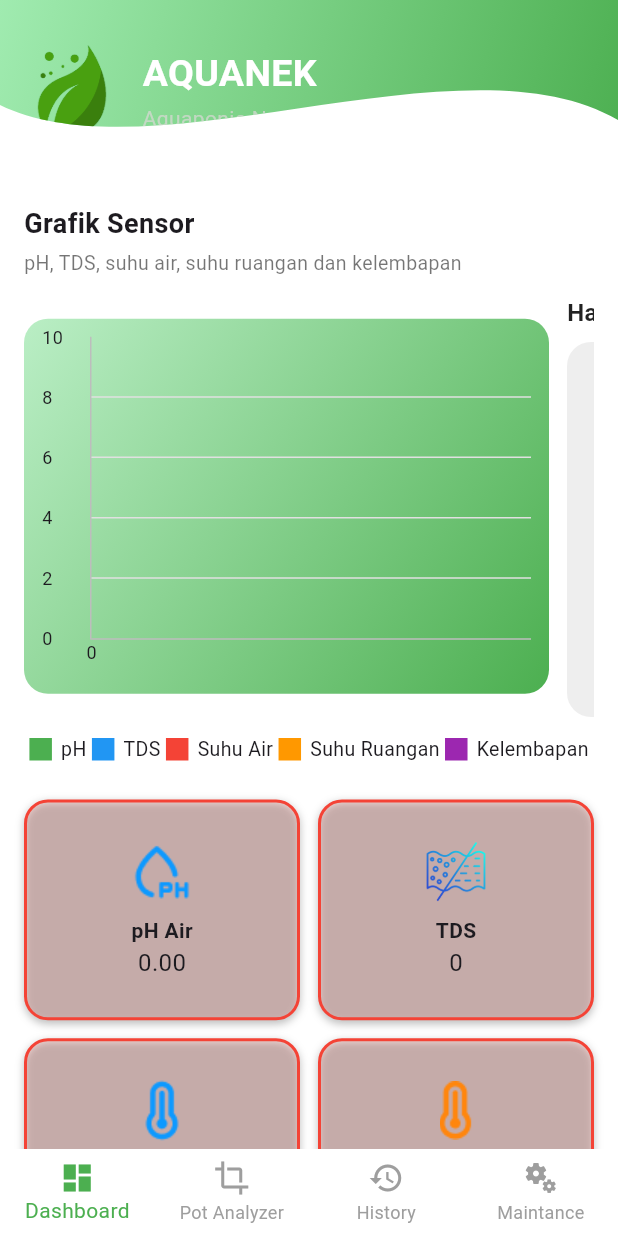
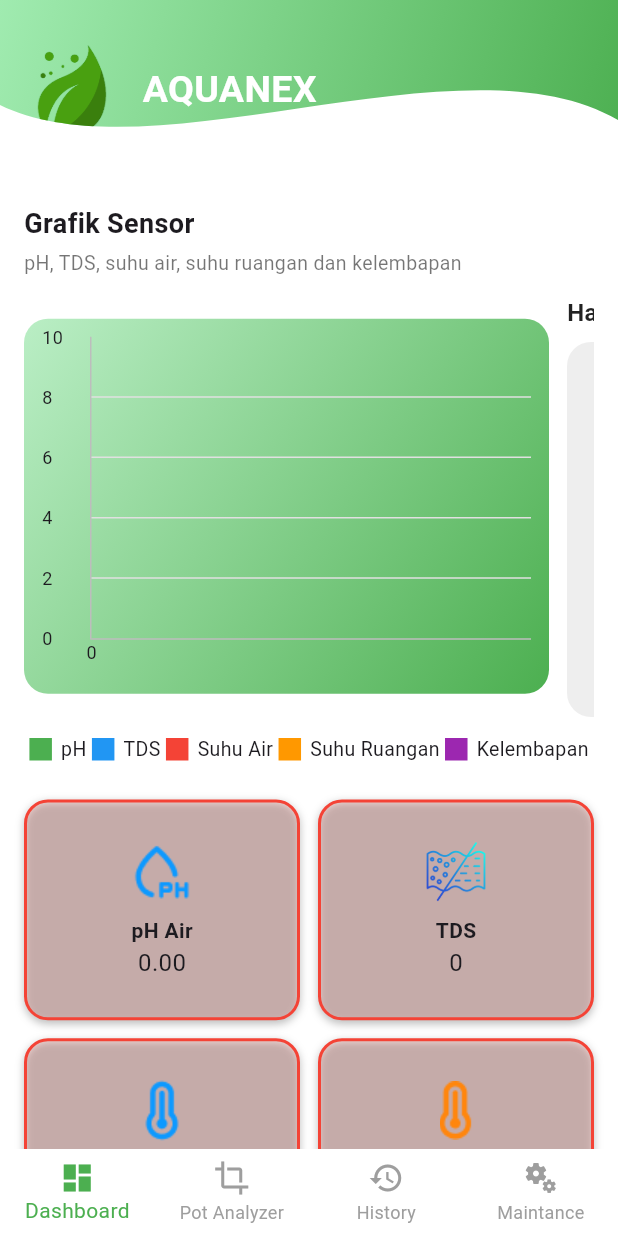
Before and after one commit to Tech-Evolution-Nexus/Aquaponic-Mobile, a Flutter app: the screen it shows after launch, on a phone screen of 412 x 824 dp. Run offline on Flutter 3.47's test engine with Material 3 defaults, Android fonts, the phone set to English and light mode, and no system bars; drawn by our look-alikes of fl_chart; missing offline and left inert: mqtt_client; network calls fail; Roboto replaces fonts that are missing (Poppins).

Commit message:
update tampilan

```diff
--- a/lib/Data/services/api/api_sensor.dart
+++ b/lib/Data/services/api/api_sensor.dart
@@ -8,7 +8,7 @@ import 'package:aquaponic_01/Data/model/savepot.dart';
 import 'package:http/http.dart' as http;
 
 class SensorApi {
-  static const String baseUrl = 'http://192.168.0.100:5000';
+  static const String baseUrl = 'http://192.168.1.9:5000';
 
   static const Duration _timeout = Duration(seconds: 12);
 
--- a/lib/features/screen/dashboard.dart
+++ b/lib/features/screen/dashboard.dart
@@ -318,21 +318,21 @@ class _DashboardScreenState extends State<DashboardScreen> {
                     crossAxisAlignment: CrossAxisAlignment.start,
                     children: const [
                       Text(
-                        "AQUANEK",
+                        "AQUANEX",
                         style: TextStyle(
                           fontSize: 25,
                           fontWeight: FontWeight.bold,
                           color: Colors.white,
                         ),
                       ),
-                      SizedBox(height: 2),
-                      Text(
-                        "Aquaponic Network Experience",
-                        style: TextStyle(
-                          color: Color.fromARGB(179, 220, 216, 216),
-                          fontSize: 14,
-                        ),
-                      ),
+                      //   SizedBox(height: 2),
+                      //   Text(
+                      //     "Aquaponic Network Experience",
+                      //     style: TextStyle(
+                      //       color: Color.fromARGB(179, 220, 216, 216),
+                      //       fontSize: 14,
+                      //     ),
+                      //   ),
                     ],
                   ),
                 ],
--- a/lib/features/screen/splash.dart
+++ b/lib/features/screen/splash.dart
@@ -36,7 +36,7 @@ class _SplashScreenState extends State<SplashScreen> {
               style: TextStyle(
                 fontSize: 26,
                 fontWeight: FontWeight.bold,
-                color: kTextColor,
+                color: Colors.green,
               ),
             ),
           ],
```
